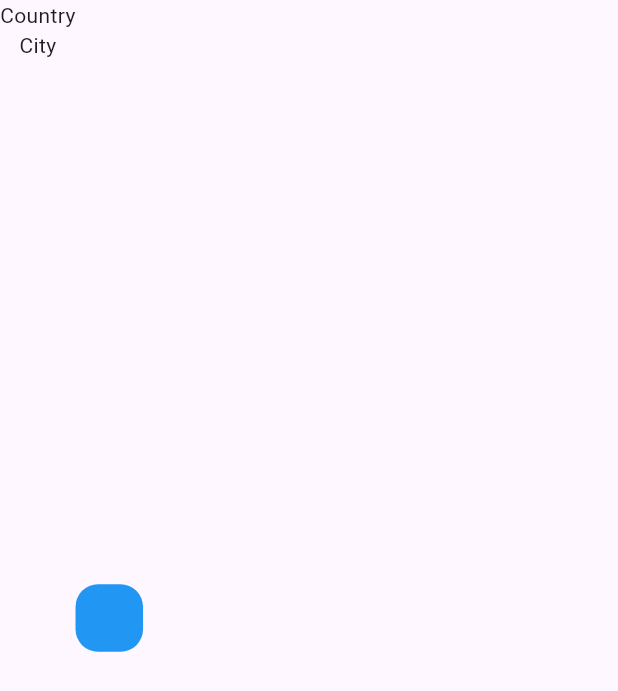
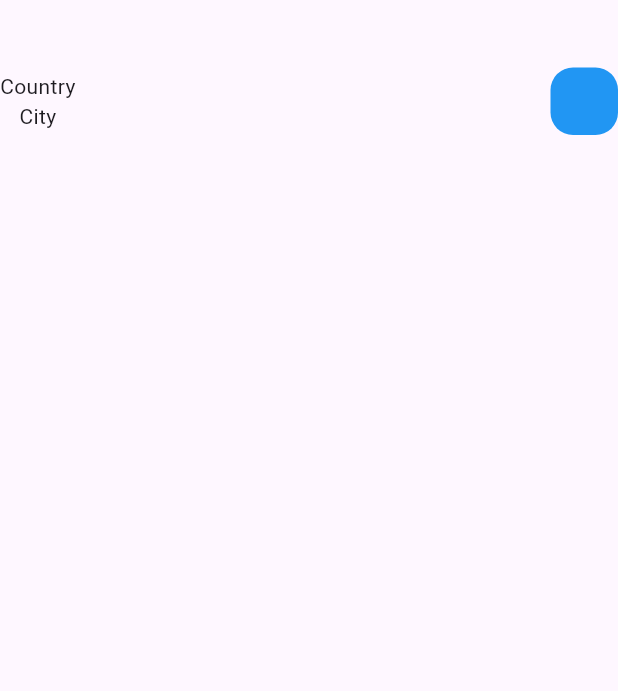
Before and after one commit to abhuvan345/food, a Flutter app: the screen it shows after launch, on a phone screen of 412 x 824 dp. Shown: the top 691 px of the screen. Run offline on Flutter 3.47's test engine with Material 3 defaults, Android fonts, the phone set to English and light mode, and no system bars.

Commit message:
2nd commit

```diff
--- a/lib/home/main_food_page.dart
+++ b/lib/home/main_food_page.dart
@@ -12,9 +12,13 @@ class _MainFoodPageState extends State<MainFoodPage> {
   @override
   Widget build(BuildContext context) {
     return  Scaffold(
-      body: Container(
+      body: Column(
+        children: [Container(
+
           child: Container(
+            margin: EdgeInsets.only(top: 45,bottom: 15),
             child: Row(
+              mainAxisAlignment: MainAxisAlignment.spaceBetween,
               children: [
                 Column(
                   children: [
@@ -33,6 +37,7 @@ class _MainFoodPageState extends State<MainFoodPage> {
               ],
             ),
           ),
+        )],
       ),
     );
   }
```
Lines whose indentation alone changed are shown as unchanged.
